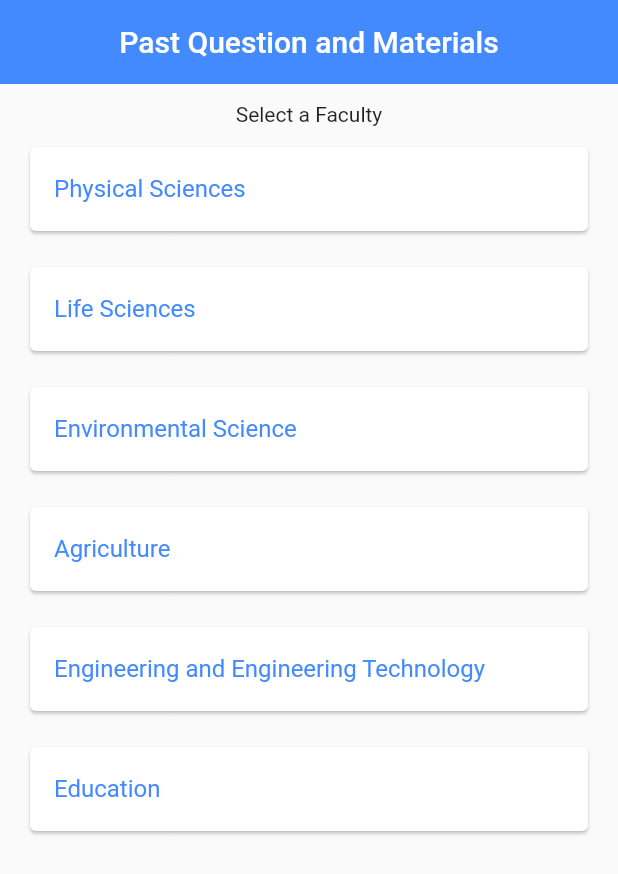
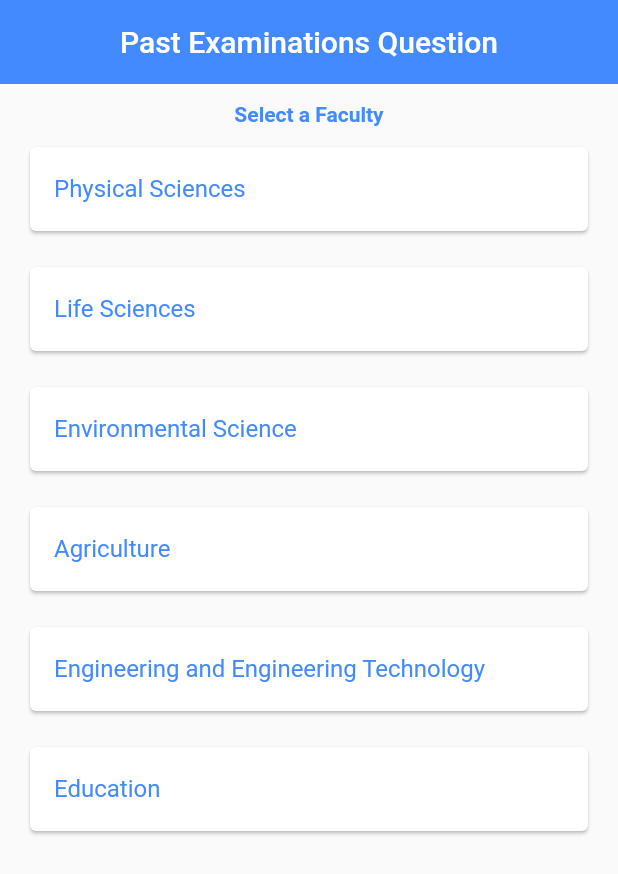
Before and after one commit to ismaelsadeeq/thepastQ, a Flutter app: the screen it shows after launch, on a phone screen of 412 x 824 dp. Shown: the top 874 px of the screen. Run offline on Flutter 3.47's test engine with Material 2 defaults, Android fonts, the phone set to English and light mode, and no system bars; our stand-ins replace flutter_spinkit, google_fonts, splashscreen.

```diff
--- a/lib/pages/Home.dart
+++ b/lib/pages/Home.dart
@@ -26,7 +26,7 @@ class _HomeState extends State<Home> {
       // backgroundColor:Colors.blueAccent[500],
       appBar: AppBar(
         backgroundColor: Colors.blueAccent,
-        title: Text('Past Question and Materials'),
+        title: Text('Past Examinations Question'),
         elevation: 0.0,
         centerTitle: true,
       ),
@@ -45,7 +45,8 @@ class _HomeState extends State<Home> {
                 child: Text(
                     'Select a Faculty',
                   style: GoogleFonts.roboto(
-                      fontWeight: FontWeight.w400
+                      color:Colors.blueAccent,
+                      fontWeight: FontWeight.w600
                   ),
                 ),
               ),
--- a/lib/pages/PassQ.dart
+++ b/lib/pages/PassQ.dart
@@ -3,6 +3,7 @@ import 'package:past_q_and_m/pages/widgets/question_picture.dart';
 import 'package:google_fonts/google_fonts.dart';
 
 class PassQ extends StatefulWidget {
+
   const PassQ({Key? key}) : super(key: key);
 
   @override
--- a/lib/pages/splashScreen.dart
+++ b/lib/pages/splashScreen.dart
@@ -11,17 +11,17 @@ class _SplashingState extends State<Splashing> {
   @override
   Widget build(BuildContext context) {
     return new SplashScreen(
-        seconds: 2,
+        seconds: 3,
         navigateAfterSeconds: new Loading(),
         // title: new Text('Welcome In SplashScreen',
         //   style: new TextStyle(
         //       fontWeight: FontWeight.bold,
         //       fontSize: 20.0
         //   ),),
-        image:  Image.asset('assets/thepastQlogo.svg'),
+        image:  Image.asset('assets/thepastQlogo.png'),
         backgroundColor: Colors.white,
         styleTextUnderTheLoader: new TextStyle(),
-        photoSize: 150.0,
+        photoSize: 100.0,
         // onClick: ()=>print("Flutter Egypt"),
         // loaderColor: Colors.red
     );
--- a/lib/pages/widgets/question_picture.dart
+++ b/lib/pages/widgets/question_picture.dart
@@ -28,11 +28,15 @@ class QuestionPicture extends StatelessWidget {
           Text(
             passQ.title,
             style:GoogleFonts.roboto(
+              color:Colors.blueAccent,
+              fontWeight: FontWeight.w600
             ),
           ),
           Text(
             passQ.year,
             style:GoogleFonts.roboto(
+                color:Colors.blueAccent,
+                fontWeight: FontWeight.w600
             ),
           ),
           Expanded(
--- a/pubspec.yaml
+++ b/pubspec.yaml
@@ -56,6 +56,7 @@ flutter:
     - assets/matlabBack.jpg
     - assets/food_banana.jpg
     - assets/thepastQlogo.svg
+    - assets/thepastQlogo.png
 
   # An image asset can refer to one or more resolution-specific "variants", see
   # https://flutter.dev/assets-and-images/#resolution-aware.
```
Also changed, not shown: assets/thepastQlogo.png (added).
